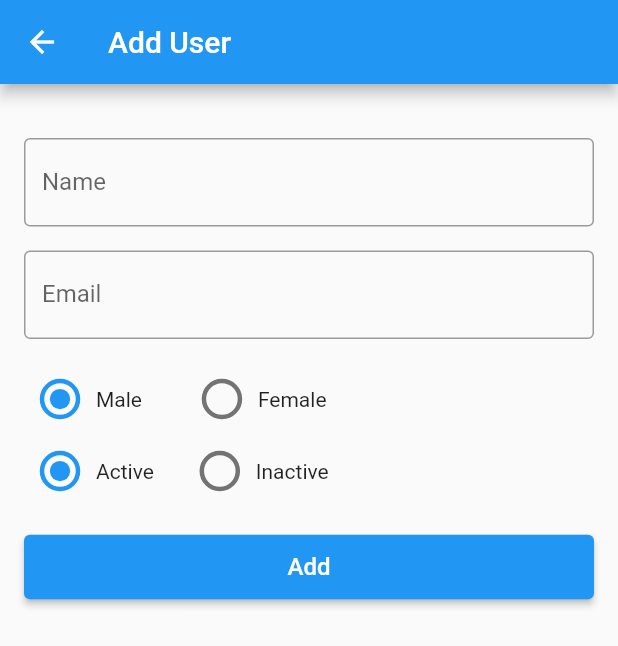
After one commit to iamrohitsuthar/flutter-GoRest-Demo, a Flutter app: the AddUserScreen screen opened directly, on a phone screen of 412 x 824 dp. The commit adds this screen. Shown: the top 646 px of the screen. Run offline on Flutter 3.47's test engine with Material 2 defaults, Android fonts, the light colour scheme and no system bars; our stand-ins replace email_validator, fluttertoast; network calls fail.

Commit message:
Restructured code

```diff
--- a/lib/main.dart
+++ b/lib/main.dart
@@ -1,5 +1,5 @@
 import 'package:flutter/material.dart';
-import 'package:gorest_demo/home.dart';
+import 'package:gorest_demo/screens/home_screen/home_screen.dart';
 
 void main() => runApp(MyApp());
 
--- /dev/null
+++ b/lib/models/user.dart
@@ -0,0 +1,19 @@
+class User {
+  int id;
+  String name;
+  String email;
+  String gender;
+  String status;
+  String createdAt;
+  String updatedAt;
+
+  User(
+    this.id,
+    this.name,
+    this.email,
+    this.gender,
+    this.status,
+    this.createdAt,
+    this.updatedAt,
+  );
+}
--- /dev/null
+++ b/lib/screens/add_user_screen/add_user_screen.dart
@@ -0,0 +1,77 @@
+import 'package:flutter/material.dart';
+import 'package:fluttertoast/fluttertoast.dart';
+import 'package:http/http.dart' as http;
+
+import 'dart:convert';
+
+import '../../components/progress_dialog.dart';
+import '../../config/config.dart';
+import '../add_user_screen/components/add_user_form_component.dart';
+
+class AddUserScreen extends StatefulWidget {
+  @override
+  _AddUserScreenState createState() => _AddUserScreenState();
+}
+
+class _AddUserScreenState extends State<AddUserScreen> {
+  AddUserFormComponent addUserFormComponent;
+
+  void addUserData(BuildContext context, String name, String email,
+      Gender gender, Status status) async {
+    buildShowDialog(context); //show progress dialog
+
+    Map body = {
+      'name': name,
+      'email': email,
+      'gender': gender.toString().substring(gender.toString().indexOf('.') + 1),
+      'status': status.toString().substring(status.toString().indexOf('.') + 1)
+    };
+
+    var response = await http.post(
+      Uri.parse('https://gorest.co.in/public-api/users'),
+      headers: {
+        "Content-Type": "application/json",
+        "Authorization": "Bearer $GOREST_API_TOKEN",
+      },
+      body: json.encode(body),
+    );
+
+    var jsonResponse = json.decode(response.body);
+    print(jsonResponse['code'].runtimeType);
+    Navigator.of(context).pop(); // hide progress dialog
+
+    if (jsonResponse['code'] == 201) {
+      // user successfully added
+      Fluttertoast.showToast(
+        msg: "User added successfully",
+        backgroundColor: Colors.green.shade400,
+        textColor: Colors.black87,
+      );
+      addUserFormComponent.resetForm();
+    } else if (jsonResponse['code'] == 422) {
+      Fluttertoast.showToast(
+        msg: jsonResponse['data'][0]['field'] +
+            ' ' +
+            jsonResponse['data'][0]['message'],
+        toastLength: Toast.LENGTH_LONG,
+        backgroundColor: Colors.red.shade400,
+        textColor: Colors.white,
+      );
+    } else {
+      Fluttertoast.showToast(
+        msg: "Something went wrong",
+      );
+    }
+  }
+
+  @override
+  Widget build(BuildContext context) {
+    addUserFormComponent = AddUserFormComponent(addUserData);
+    return Scaffold(
+      appBar: AppBar(
+        title: Text('Add User'),
+      ),
+      body: addUserFormComponent,
+    );
+  }
+}
--- /dev/null
+++ b/lib/screens/add_user_screen/components/add_user_form_component.dart
@@ -0,0 +1,194 @@
+import 'package:flutter/material.dart';
+import 'package:email_validator/email_validator.dart';
+
+enum Gender { Male, Female }
+enum Status { Active, Inactive }
+
+class AddUserFormComponent extends StatefulWidget {
+  final Function addUserData;
+  final _AddUserFormComponentState _addUserFormComponentState =
+      _AddUserFormComponentState();
+
+  AddUserFormComponent(this.addUserData);
+
+  void resetForm() {
+    _addUserFormComponentState.resetForm();
+  }
+
+  @override
+  _AddUserFormComponentState createState() => _addUserFormComponentState;
+}
+
+class _AddUserFormComponentState extends State<AddUserFormComponent> {
+  final _formKey = GlobalKey<FormState>();
+  Gender _gender = Gender.Male;
+  Status _status = Status.Active;
+  String _name;
+  String _email;
+
+  void resetForm() {
+    setState(() {
+      _formKey.currentState.reset();
+    });
+  }
+
+  @override
+  Widget build(BuildContext context) {
+    return Padding(
+      padding: const EdgeInsets.fromLTRB(16, 16, 16, 0),
+      child: SingleChildScrollView(
+        physics: ClampingScrollPhysics(),
+        child: Form(
+          key: _formKey,
+          child: Column(
+            children: [
+              SizedBox(
+                height: 20,
+              ),
+              TextFormField(
+                autofocus: false,
+                decoration: InputDecoration(
+                  border: OutlineInputBorder(),
+                  labelText: "Name",
+                ),
+                validator: (value) {
+                  if (value == null || value.isEmpty)
+                    return 'Please enter name';
+                  _name = value;
+                  return null;
+                },
+              ),
+              SizedBox(
+                height: 16,
+              ),
+              TextFormField(
+                autofocus: false,
+                decoration: InputDecoration(
+                  border: OutlineInputBorder(),
+                  labelText: "Email",
+                ),
+                validator: (value) {
+                  if (value == null || value.isEmpty)
+                    return 'Please enter email';
+                  else if (!EmailValidator.validate(value))
+                    return 'Please enter valid email';
+                  _email = value;
+                  return null;
+                },
+              ),
+              SizedBox(
+                height: 16,
+              ),
+              Row(
+                children: [
+                  Column(
+                    crossAxisAlignment: CrossAxisAlignment.start,
+                    children: [
+                      Row(
+                        children: [
+                          Transform.scale(
+                            scale: 1.5,
+                            child: Radio(
+                              value: Gender.Male,
+                              groupValue: _gender,
+                              onChanged: (Gender value) {
+                                setState(() {
+                                  _gender = value;
+                                });
+                              },
+                            ),
+                          ),
+                          Text('Male'),
+                        ],
+                      ),
+                      Row(
+                        children: [
+                          Transform.scale(
+                            scale: 1.5,
+                            child: Radio(
+                              value: Status.Active,
+                              groupValue: _status,
+                              onChanged: (Status value) {
+                                setState(() {
+                                  _status = value;
+                                });
+                              },
+                            ),
+                          ),
+                          Text('Active'),
+                        ],
+                      ),
+                    ],
+                  ),
+                  SizedBox(
+                    width: 20,
+                  ),
+                  Column(
+                    children: [
+                      Row(
+                        children: [
+                          Transform.scale(
+                            scale: 1.5,
+                            child: Radio(
+                              value: Gender.Female,
+                              groupValue: _gender,
+                              onChanged: (Gender value) {
+                                setState(() {
+                                  _gender = value;
+                                });
+                              },
+                            ),
+                          ),
+                          Text('Female')
+                        ],
+                      ),
+                      Row(
+                        children: [
+                          Transform.scale(
+                            scale: 1.5,
+                            child: Radio(
+                              value: Status.Inactive,
+                              groupValue: _status,
+                              onChanged: (Status value) {
+                                setState(() {
+                                  _status = value;
+                                });
+                              },
+                            ),
+                          ),
+                          Text('Inactive')
+                        ],
+                      ),
+                    ],
+                  ),
+                ],
+              ),
+              SizedBox(
+                height: 16,
+              ),
+              Container(
+                width: double.infinity,
+                child: ElevatedButton(
+                  onPressed: () {
+                    if (_formKey.currentState.validate()) {
+                      //addUserData(context);
+                      widget.addUserData(
+                          context, _name, _email, _gender, _status);
+                    }
+                  },
+                  child: Padding(
+                    padding: const EdgeInsets.only(top: 12, bottom: 12),
+                    child: Text(
+                      'Add',
+                      style: TextStyle(fontSize: 16),
+                    ),
+                  ),
+                ),
+              )
+            ],
+          ),
+        ),
+      ),
+    );
+  }
+}
--- a/lib/home_card.dart
+++ b/lib/screens/home_screen/components/home_card_component.dart
@@ -1,24 +1,11 @@
 import 'package:flutter/material.dart';
+import '../../../models/user.dart';
 
-class HomeCard extends StatelessWidget {
-  final int userId;
-  final String userName;
-  final String userEmail;
-  final String gender;
-  final String status;
-  final String createdAt;
-  final String updateAt;
+class HomeCardComponent extends StatelessWidget {
+  final User user;
   final Function handlePopupMenuClick;
 
-  HomeCard(
-      {this.userId,
-      this.userEmail,
-      this.userName,
-      this.gender,
-      this.status,
-      this.createdAt,
-      this.updateAt,
-      this.handlePopupMenuClick});
+  HomeCardComponent({this.user, this.handlePopupMenuClick});
 
   @override
   Widget build(BuildContext context) {
@@ -34,7 +21,7 @@ class HomeCard extends StatelessWidget {
               crossAxisAlignment: CrossAxisAlignment.start,
               children: [
                 Text(
-                  '#$userId',
+                  '#${user.id}',
                   style: TextStyle(
                       fontFamily: 'Poppins',
                       fontWeight: FontWeight.w400,
@@ -64,7 +51,7 @@ class HomeCard extends StatelessWidget {
             Container(
               transform: Matrix4.translationValues(0.0, -10.0, 0.0),
               child: Text(
-                userName,
+                user.name,
                 style: TextStyle(
                     fontFamily: 'Poppins',
                     fontWeight: FontWeight.w500,
@@ -75,7 +62,7 @@ class HomeCard extends StatelessWidget {
             Container(
               transform: Matrix4.translationValues(0.0, -10.0, 0.0),
               child: Text(
-                userEmail,
+                user.email,
                 style: TextStyle(
                     fontFamily: 'Poppins',
                     fontWeight: FontWeight.w500,
@@ -94,7 +81,7 @@ class HomeCard extends StatelessWidget {
                   Row(
                     children: [
                       Text(
-                        gender,
+                        user.gender,
                         style: TextStyle(
                             fontFamily: 'Poppins',
                             fontWeight: FontWeight.w500,
@@ -110,7 +97,7 @@ class HomeCard extends StatelessWidget {
                             fontSize: 16),
                       ),
                       Text(
-                        status,
+                        user.status,
                         style: TextStyle(
                             fontFamily: 'Poppins',
                             fontWeight: FontWeight.w500,
@@ -133,7 +120,7 @@ class HomeCard extends StatelessWidget {
                                 fontSize: 12),
                           ),
                           Text(
-                            createdAt,
+                            user.createdAt,
                             style: TextStyle(
                                 fontFamily: 'Poppins',
                                 fontWeight: FontWeight.w400,
@@ -153,7 +140,7 @@ class HomeCard extends StatelessWidget {
                                 fontSize: 12),
                           ),
                           Text(
-                            updateAt,
+                            user.updatedAt,
                             style: TextStyle(
                                 fontFamily: 'Poppins',
                                 fontWeight: FontWeight.w400,
```
Also changed, not shown: lib/add_user.dart (deleted, +0 -240 lines), lib/screens/home_screen/home_screen.dart (renamed from lib/home.dart, +29 -17 lines), lib/components/progress_dialog.dart (renamed from lib/progress_dialog.dart), lib/config/config.dart (renamed from lib/config.dart).
